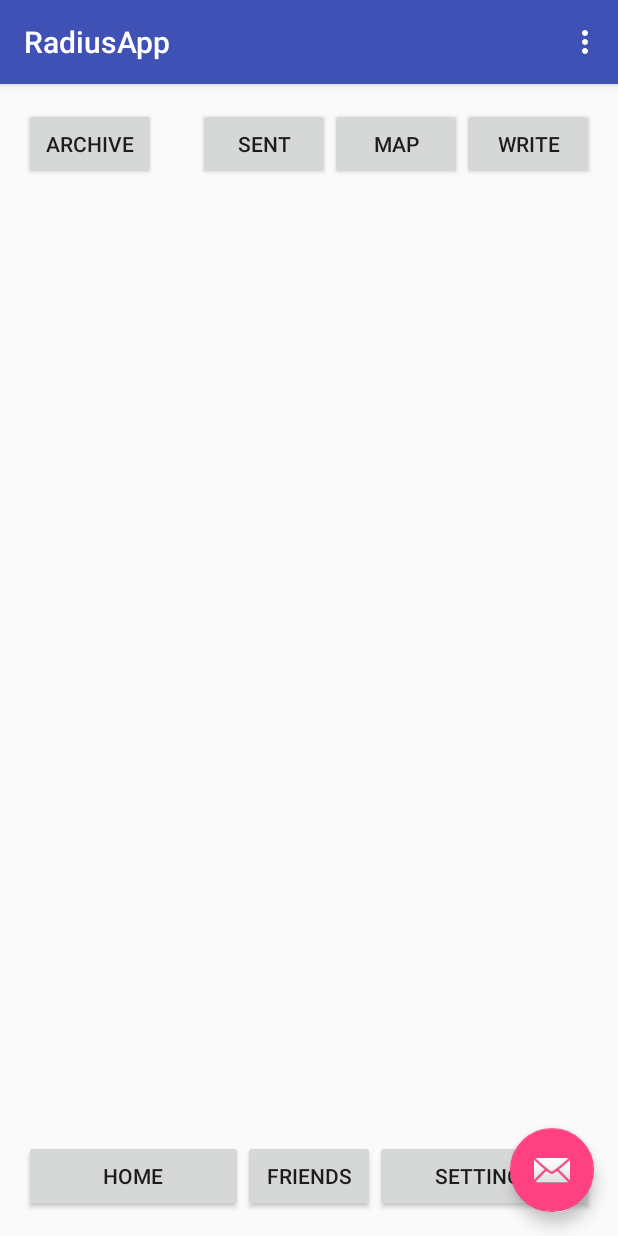
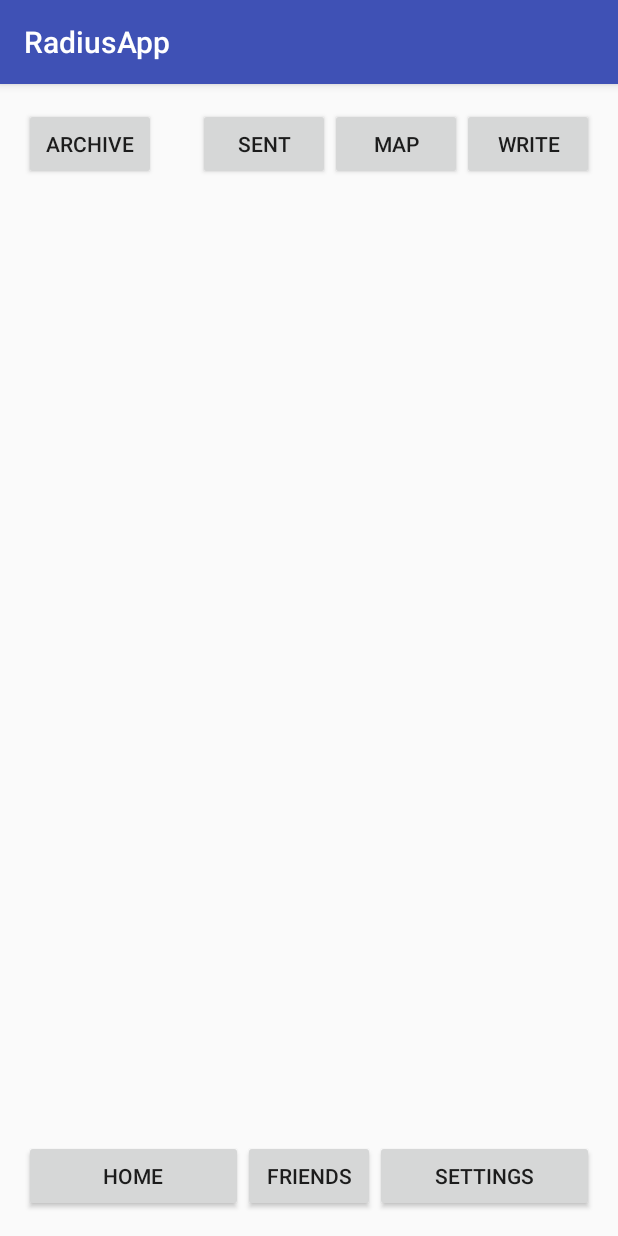
Before and after one commit to reginax/radius, an Android app: the screen it shows after launch (MainActivity), on a phone screen of 412 x 824 dp. Run offline under Robolectric (Android 15) with nearby library versions, the phone set to English and light mode, and no system bars.

Commit message:
restarted layout

```diff
--- a/RadiusApp/app/build.gradle
+++ b/RadiusApp/app/build.gradle
@@ -23,5 +23,4 @@ dependencies {
     compile fileTree(dir: 'libs', include: ['*.jar'])
     testCompile 'junit:junit:4.12'
     compile 'com.android.support:appcompat-v7:23.0.1'
-    compile 'com.android.support:design:23.0.1'
 }
--- a/RadiusApp/app/src/main/AndroidManifest.xml
+++ b/RadiusApp/app/src/main/AndroidManifest.xml
@@ -8,10 +8,7 @@
         android:label="@string/app_name"
         android:supportsRtl="true"
         android:theme="@style/AppTheme" >
-        <activity
-            android:name=".MainActivity"
-            android:label="@string/app_name"
-            android:theme="@style/AppTheme.NoActionBar" >
+        <activity android:name=".MainActivity" >
             <intent-filter>
                 <action android:name="android.intent.action.MAIN" />
 
--- a/RadiusApp/app/src/main/java/io/github/reginax/radiusapp/MainActivity.java
+++ b/RadiusApp/app/src/main/java/io/github/reginax/radiusapp/MainActivity.java
@@ -1,20 +1,8 @@
 package io.github.reginax.radiusapp;
 
-// these might come useful??
-import java.util.HashMap;
-import java.util.ArrayList;
-import java.util.HashSet;
-import java.util.Arrays;
-
-
+import android.support.v7.app.AppCompatActivity;
 import android.os.Bundle;
-import android.support.design.widget.FloatingActionButton;
-import android.support.design.widget.Snackbar;
-import android.support.v7.app.AppCompatActivity;
-import android.support.v7.widget.Toolbar;
 import android.view.View;
-import android.view.Menu;
-import android.view.MenuItem;
 
 public class MainActivity extends AppCompatActivity {
 
@@ -22,39 +10,6 @@ public class MainActivity extends AppCompatActivity {
     protected void onCreate(Bundle savedInstanceState) {
         super.onCreate(savedInstanceState);
         setContentView(R.layout.activity_main);
-        Toolbar toolbar = (Toolbar) findViewById(R.id.toolbar);
-        setSupportActionBar(toolbar);
-
-        FloatingActionButton fab = (FloatingActionButton) findViewById(R.id.fab);
-        fab.setOnClickListener(new View.OnClickListener() {
-            @Override
-            public void onClick(View view) {
-                Snackbar.make(view, "Replace with your own action", Snackbar.LENGTH_LONG)
-                        .setAction("Action", null).show();
-            }
-        });
-    }
-
-    @Override
-    public boolean onCreateOptionsMenu(Menu menu) {
-        // Inflate the menu; this adds items to the action bar if it is present.
-        getMenuInflater().inflate(R.menu.menu_main, menu);
-        return true;
-    }
-
-    @Override
-    public boolean onOptionsItemSelected(MenuItem item) {
-        // Handle action bar item clicks here. The action bar will
-        // automatically handle clicks on the Home/Up button, so long
-        // as you specify a parent activity in AndroidManifest.xml.
-        int id = item.getItemId();
-
-        //noinspection SimplifiableIfStatement
-        if (id == R.id.action_settings) {
-            return true;
-        }
-
-        return super.onOptionsItemSelected(item);
     }
 
     // Displays the messages receieved
--- a/RadiusApp/app/src/main/res/layout/activity_main.xml
+++ b/RadiusApp/app/src/main/res/layout/activity_main.xml
@@ -1,33 +1,78 @@
 <?xml version="1.0" encoding="utf-8"?>
-<android.support.design.widget.CoordinatorLayout
-    xmlns:android="http://schemas.android.com/apk/res/android"
-    xmlns:app="http://schemas.android.com/apk/res-auto"
+<RelativeLayout xmlns:android="http://schemas.android.com/apk/res/android"
     xmlns:tools="http://schemas.android.com/tools" android:layout_width="match_parent"
-    android:layout_height="match_parent" android:fitsSystemWindows="true"
-    tools:context=".MainActivity">
+    android:layout_height="match_parent" android:paddingLeft="@dimen/activity_horizontal_margin"
+    android:paddingRight="@dimen/activity_horizontal_margin"
+    android:paddingTop="@dimen/activity_vertical_margin"
+    android:paddingBottom="@dimen/activity_vertical_margin" tools:context=".MainActivity">
+
+    <Button
+        android:layout_width="wrap_content"
+        android:layout_height="wrap_content"
+        android:text="@string/button_received"
+        android:id="@+id/button6"
+        android:layout_alignTop="@+id/button3"
+        android:layout_alignParentLeft="true"
+        android:layout_alignParentStart="true"
+        android:onClick="displayReceived"/>
+    <Button
+        android:layout_width="wrap_content"
+        android:layout_height="wrap_content"
+        android:text="@string/button_sent"
+        android:id="@+id/button3"
+        android:longClickable="false"
+        android:enabled="true"
+        android:layout_alignTop="@+id/button2"
+        android:layout_toLeftOf="@+id/button2"
+        android:layout_toStartOf="@+id/button2"
+        android:onClick="displaySent"/>
+    <Button
+        android:layout_width="wrap_content"
+        android:layout_height="wrap_content"
+        android:text="@string/button_map"
+        android:layout_alignWithParentIfMissing="false"
+        android:id="@+id/button2"
+        android:layout_alignParentTop="true"
+        android:layout_toLeftOf="@+id/button"
+        android:layout_toStartOf="@+id/button"
+        android:onClick="displayMap"/>
+    <Button
+        android:layout_width="wrap_content"
+        android:layout_height="wrap_content"
+        android:text="@string/button_write"
+        android:id="@+id/button"
+        android:layout_alignTop="@+id/button2"
+        android:layout_alignParentRight="true"
+        android:layout_alignParentEnd="true"
+        android:onClick="sendNewMsg"/>
+    <Button
+        android:layout_width="wrap_content"
+        android:layout_height="wrap_content"
+        android:text="@string/action_settings"
+        android:id="@+id/button4"
+        android:layout_alignParentBottom="true"
+        android:layout_alignRight="@+id/button"
+        android:layout_alignEnd="@+id/button"
+        android:layout_toRightOf="@+id/button5"
+        android:layout_toEndOf="@+id/button5"
+        android:onClick="displaySettings"/>
+    <Button
+        android:layout_width="wrap_content"
+        android:layout_height="wrap_content"
+        android:text="@string/action_friends"
+        android:id="@+id/button5"
+        android:layout_alignParentBottom="true"
+        android:layout_centerHorizontal="true"
+        android:onClick="Friends"/>
+    <Button
+        android:layout_width="wrap_content"
+        android:layout_height="wrap_content"
+        android:text="@string/action_goHome"
+        android:layout_alignParentBottom="true"
+        android:layout_toLeftOf="@+id/button5"
+        android:layout_alignParentLeft="true"
+        android:layout_alignParentStart="true"
+        android:onClick="goHome"/>
 
 
-    <android.support.design.widget.AppBarLayout
-        android:layout_height="wrap_content"
-        android:layout_width="match_parent"
-        android:theme="@style/AppTheme.AppBarOverlay">
-
-        <android.support.v7.widget.Toolbar android:id="@+id/toolbar"
-            android:layout_width="match_parent"
-            android:layout_height="?attr/actionBarSize"
-            android:background="?attr/colorPrimary"
-            android:theme="@style/AppTheme.AppBarOverlay"
-            app:popupTheme="@style/AppTheme.PopupOverlay" />
-    </android.support.design.widget.AppBarLayout>
-
-    <include layout="@layout/content_main" />
-
-    <android.support.design.widget.FloatingActionButton
-        android:id="@+id/fab"
-        android:layout_width="wrap_content"
-        android:layout_height="wrap_content"
-        android:layout_gravity="end|bottom"
-        android:layout_margin="@dimen/fab_margin"
-        android:src="@android:drawable/ic_dialog_email" />
-
-</android.support.design.widget.CoordinatorLayout>
+</RelativeLayout>
--- a/RadiusApp/app/src/main/res/layout/content_main.xml
+++ /dev/null
@@ -1,80 +0,0 @@
-<?xml version="1.0" encoding="utf-8"?>
-<RelativeLayout xmlns:android="http://schemas.android.com/apk/res/android"
-    xmlns:tools="http://schemas.android.com/tools"
-    xmlns:app="http://schemas.android.com/apk/res-auto" android:layout_width="match_parent"
-    android:layout_height="match_parent" android:paddingLeft="@dimen/activity_horizontal_margin"
-    android:paddingRight="@dimen/activity_horizontal_margin"
-    android:paddingTop="@dimen/activity_vertical_margin"
-    android:paddingBottom="@dimen/activity_vertical_margin"
-    app:layout_behavior="@string/appbar_scrolling_view_behavior"
-    tools:showIn="@layout/activity_main" tools:context=".MainActivity">
-
-    <Button
-        android:layout_width="wrap_content"
-        android:layout_height="wrap_content"
-        android:text="@string/button_received"
-        android:id="@+id/button6"
-        android:layout_alignTop="@+id/button3"
-        android:layout_alignParentLeft="true"
-        android:layout_alignParentStart="true"
-        android:onClick="displayReceived"/>
-    <Button
-        android:layout_width="wrap_content"
-        android:layout_height="wrap_content"
-        android:text="@string/button_sent"
-        android:id="@+id/button3"
-        android:longClickable="false"
-        android:enabled="true"
-        android:layout_alignTop="@+id/button2"
-        android:layout_toLeftOf="@+id/button2"
-        android:layout_toStartOf="@+id/button2"
-        android:onClick="displaySent"/>
-    <Button
-        android:layout_width="wrap_content"
-        android:layout_height="wrap_content"
-        android:text="@string/button_map"
-        android:layout_alignWithParentIfMissing="false"
-        android:id="@+id/button2"
-        android:layout_alignParentTop="true"
-        android:layout_toLeftOf="@+id/button"
-        android:layout_toStartOf="@+id/button"
-        android:onClick="displayMap"/>
-    <Button
-        android:layout_width="wrap_content"
-        android:layout_height="wrap_content"
-        android:text="@string/button_write"
-        android:id="@+id/button"
-        android:layout_alignTop="@+id/button2"
-        android:layout_alignParentRight="true"
-        android:layout_alignParentEnd="true"
-        android:onClick="sendNewMsg"/>
-    <Button
-        android:layout_width="wrap_content"
-        android:layout_height="wrap_content"
-        android:text="@string/action_settings"
-        android:id="@+id/button4"
-        android:layout_alignParentBottom="true"
-        android:layout_alignRight="@+id/button"
-        android:layout_alignEnd="@+id/button"
-        android:layout_toRightOf="@+id/button5"
-        android:layout_toEndOf="@+id/button5"
-        android:onClick="displaySettings"/>
-    <Button
-        android:layout_width="wrap_content"
-        android:layout_height="wrap_content"
-        android:text="@string/action_friends"
-        android:id="@+id/button5"
-        android:layout_alignParentBottom="true"
-        android:layout_centerHorizontal="true"
-        android:onClick="Friends"/>
-    <Button
-        android:layout_width="wrap_content"
-        android:layout_height="wrap_content"
-        android:text="@string/action_goHome"
-        android:layout_alignParentBottom="true"
-        android:layout_toLeftOf="@+id/button5"
-        android:layout_alignParentLeft="true"
-        android:layout_alignParentStart="true"
-        android:onClick="goHome"/>
-
-</RelativeLayout>
--- a/RadiusApp/app/src/main/res/menu/menu_main.xml
+++ /dev/null
@@ -1,6 +0,0 @@
-<menu xmlns:android="http://schemas.android.com/apk/res/android"
-    xmlns:app="http://schemas.android.com/apk/res-auto"
-    xmlns:tools="http://schemas.android.com/tools" tools:context=".MainActivity">
-    <item android:id="@+id/action_settings" android:title="@string/action_settings"
-        android:orderInCategory="100" app:showAsAction="never" />
-</menu>
--- a/RadiusApp/app/src/main/res/values-v21/styles.xml
+++ /dev/null
@@ -1,8 +0,0 @@
-<resources>>
-    <style name="AppTheme.NoActionBar">
-        <item name="windowActionBar">false</item>
-        <item name="windowNoTitle">true</item>
-        <item name="android:windowDrawsSystemBarBackgrounds">true</item>
-        <item name="android:statusBarColor">@android:color/transparent</item>
-    </style>
-</resources>
--- a/RadiusApp/app/src/main/res/values/dimens.xml
+++ b/RadiusApp/app/src/main/res/values/dimens.xml
@@ -2,5 +2,4 @@
     <!-- Default screen margins, per the Android Design guidelines. -->
     <dimen name="activity_horizontal_margin">16dp</dimen>
     <dimen name="activity_vertical_margin">16dp</dimen>
-    <dimen name="fab_margin">16dp</dimen>
 </resources>
--- a/RadiusApp/app/src/main/res/values/styles.xml
+++ b/RadiusApp/app/src/main/res/values/styles.xml
@@ -7,11 +7,5 @@
         <item name="colorPrimaryDark">@color/colorPrimaryDark</item>
         <item name="colorAccent">@color/colorAccent</item>
     </style>
-    <style name="AppTheme.NoActionBar">
-        <item name="windowActionBar">false</item>
-        <item name="windowNoTitle">true</item>
-    </style>
-    <style name="AppTheme.AppBarOverlay" parent="ThemeOverlay.AppCompat.Dark.ActionBar" />
-    <style name="AppTheme.PopupOverlay" parent="ThemeOverlay.AppCompat.Light" />
 
 </resources>
```
Also changed, not shown: RadiusApp/gradle/wrapper/gradle-wrapper.properties, 2 other files.
